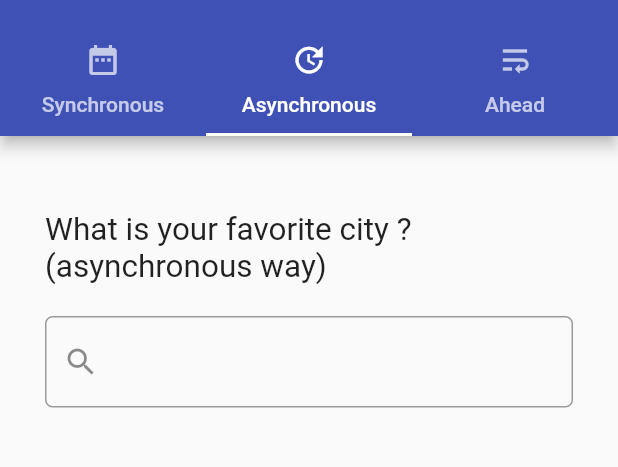
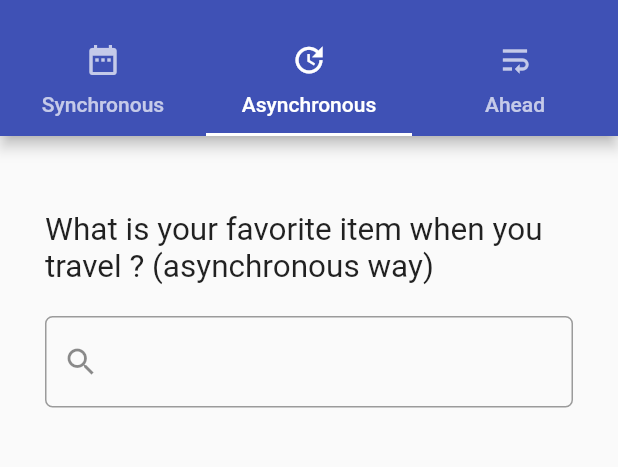
Before and after one commit to PabloBuisson/flutter_autocomplete, a Flutter app: the screen it shows after launch, tab 2 chosen, on a phone screen of 412 x 824 dp, the part 59-526 px from its top. Run offline on Flutter 3.47's test engine with Material 2 defaults, Android fonts, the phone set to English and light mode, and no system bars.

Commit message:
add async autocomplete example

```diff
--- a/lib/screens/autocomplete_async_screen.dart
+++ b/lib/screens/autocomplete_async_screen.dart
@@ -1,4 +1,5 @@
 import 'package:flutter/material.dart';
+import 'package:flutter_autocomplete/services/api_datamuse.dart';
 
 class AutocompleteAsyncScreeen extends StatefulWidget {
   const AutocompleteAsyncScreeen({Key? key}) : super(key: key);
@@ -12,16 +13,8 @@ class _AutocompleteAsyncScreeenState extends State<AutocompleteAsyncScreeen> {
   // This will be displayed below the autocomplete field
   String? _selectedCity;
 
-  // This list holds all the suggestions
-  final List<String> _suggestions = [
-    'Paris',
-    'New-York',
-    'Madrid',
-    'London',
-    'Oslo',
-    'Sydney',
-    'Rio',
-  ];
+  // The list which holds the suggestions is no longer used
+  // List<String> _suggestions = [];
 
   @override
   Widget build(BuildContext context) {
@@ -33,7 +26,7 @@ class _AutocompleteAsyncScreeenState extends State<AutocompleteAsyncScreeen> {
           const Padding(
             padding: EdgeInsets.symmetric(vertical: 20.0),
             child: Text(
-              "What is your favorite city ? (asynchronous way)",
+              "What is your favorite item when you travel ? (asynchronous way)",
               textScaleFactor: 1.5,
               textAlign: TextAlign.start,
             ),
@@ -41,9 +34,9 @@ class _AutocompleteAsyncScreeenState extends State<AutocompleteAsyncScreeen> {
           LayoutBuilder(builder: (context, constraints) {
             return Autocomplete<String>(
               // control the output
-              optionsBuilder: (TextEditingValue value) {
+              optionsBuilder: (TextEditingValue value) async {
                 // When the field is empty
-                if (value.text.isEmpty) {
+                if (value.text.isEmpty || value.text.length < 3) {
                   setState(() {
                     // we reset the choice
                     _selectedCity = null;
@@ -51,9 +44,7 @@ class _AutocompleteAsyncScreeenState extends State<AutocompleteAsyncScreeen> {
                   return [];
                 }
                 // The logic to find out which ones should appear
-                return _suggestions.where((suggestion) => suggestion
-                    .toLowerCase()
-                    .contains(value.text.toLowerCase()));
+                return await ApiDatamuse.getSuggestions(value.text);
               },
               // display the UI of suggestions
               optionsViewBuilder: (BuildContext context,
@@ -77,7 +68,7 @@ class _AutocompleteAsyncScreeenState extends State<AutocompleteAsyncScreeen> {
                             return InkWell(
                               onTap: () => {onSelected(option)},
                               child: ListTile(
-                                leading: const Icon(Icons.location_city),
+                                leading: const Icon(Icons.star),
                                 title: Text(
                                   option,
                                   style: TextStyle(
```
Also changed, not shown: lib/services/api_datamuse.dart (+3 -4 lines).
